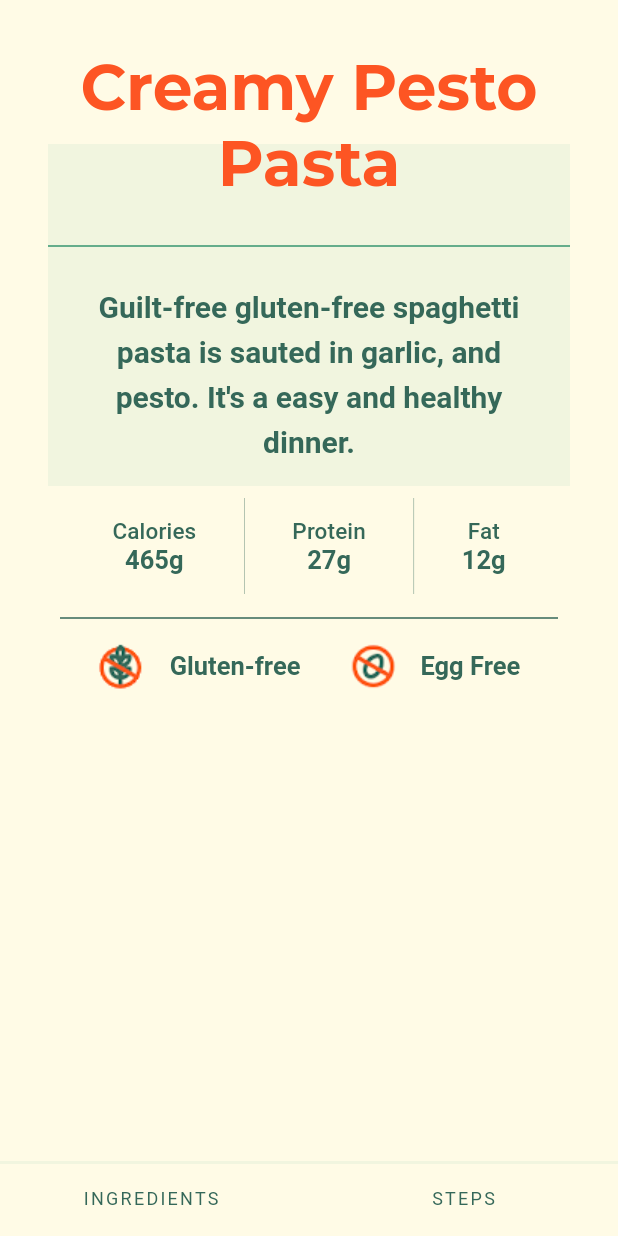
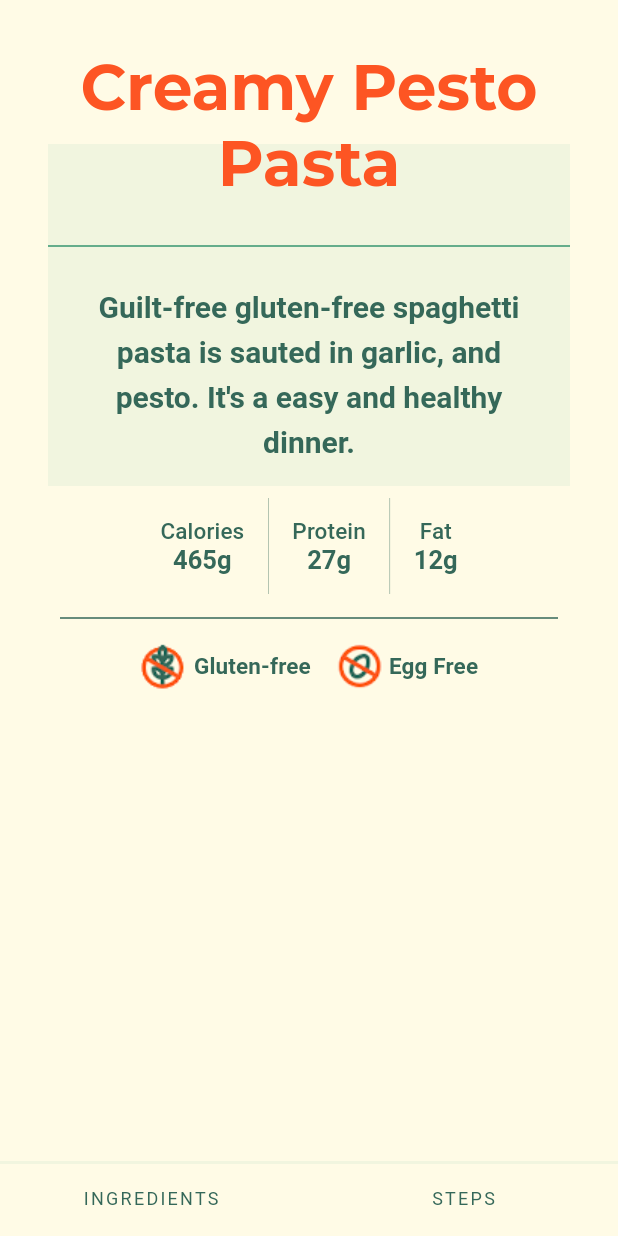
Before and after one commit to mit-mit/basil, a Flutter app: the screen it shows after launch, on a phone screen of 412 x 824 dp. Run offline on Flutter 3.47's test engine with Material 2 defaults, Android fonts, the phone set to English and light mode, and no system bars; Roboto replaces fonts that are missing (Lekton, Montserrat-Bold).

Commit message:
Small UI tweaks

```diff
--- a/flutterapp/lib/recipe_details.dart
+++ b/flutterapp/lib/recipe_details.dart
@@ -84,7 +84,7 @@ class RecipeNutrientsWidget extends StatelessWidget {
               Text('465g', style: textTheme.subtitle1),
             ],
           ),
-          VerticalDivider(width: 64, thickness: .25, color: basilGreen),
+          VerticalDivider(width: 32, thickness: .25, color: basilGreen),
           Column(
             mainAxisAlignment: MainAxisAlignment.center,
             children: [
@@ -92,7 +92,7 @@ class RecipeNutrientsWidget extends StatelessWidget {
               Text('27g', style: textTheme.subtitle1),
             ],
           ),
-          VerticalDivider(width: 64, thickness: .25, color: basilGreen),
+          VerticalDivider(width: 32, thickness: .25, color: basilGreen),
           Column(
             mainAxisAlignment: MainAxisAlignment.center,
             children: [
@@ -117,12 +117,14 @@ class RecipeAllergensWidget extends StatelessWidget {
       mainAxisAlignment: MainAxisAlignment.center,
       children: [
         Image(image: AssetImage('assets/icons/no-gluten.png')),
+        SizedBox(width: 4),
+        Text('Gluten-free',
+            style: textTheme.subtitle2!.copyWith(fontWeight: FontWeight.bold)),
         SizedBox(width: 16),
-        Text('Gluten-free', style: textTheme.subtitle1),
-        SizedBox(width: 32),
         Image(image: AssetImage('assets/icons/no-egg.png')),
-        SizedBox(width: 16),
-        Text('Egg Free', style: textTheme.subtitle1)
+        SizedBox(width: 4),
+        Text('Egg Free',
+            style: textTheme.subtitle2!.copyWith(fontWeight: FontWeight.bold))
       ],
     );
   }
```
Also changed, not shown: 2 other files.
